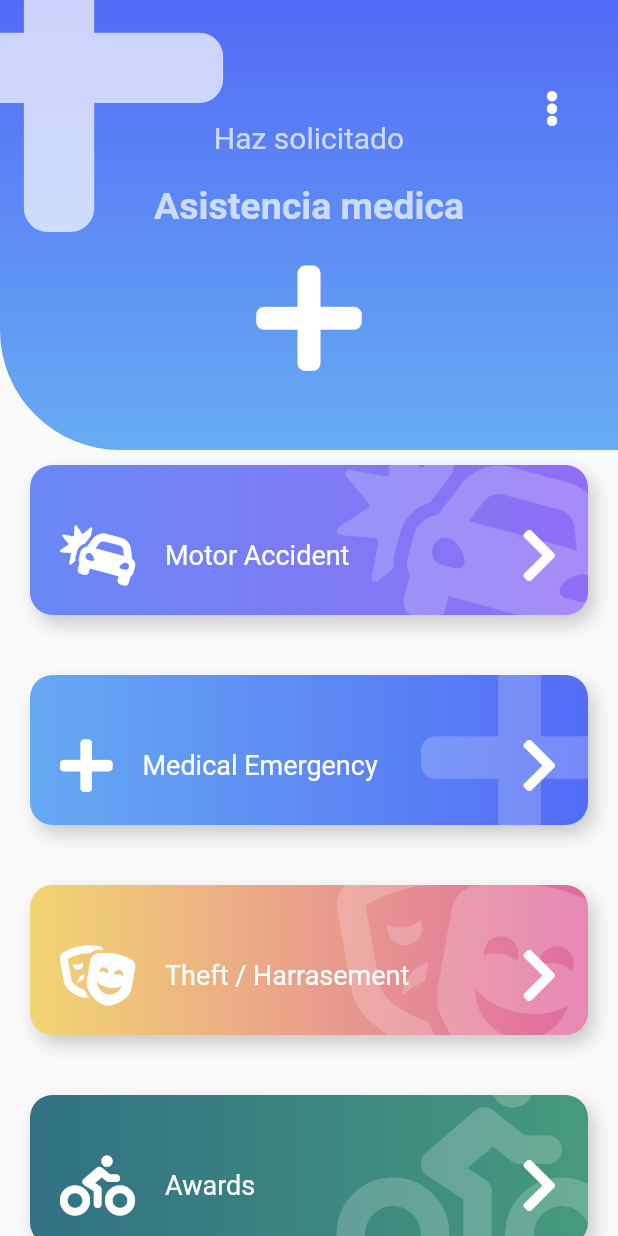
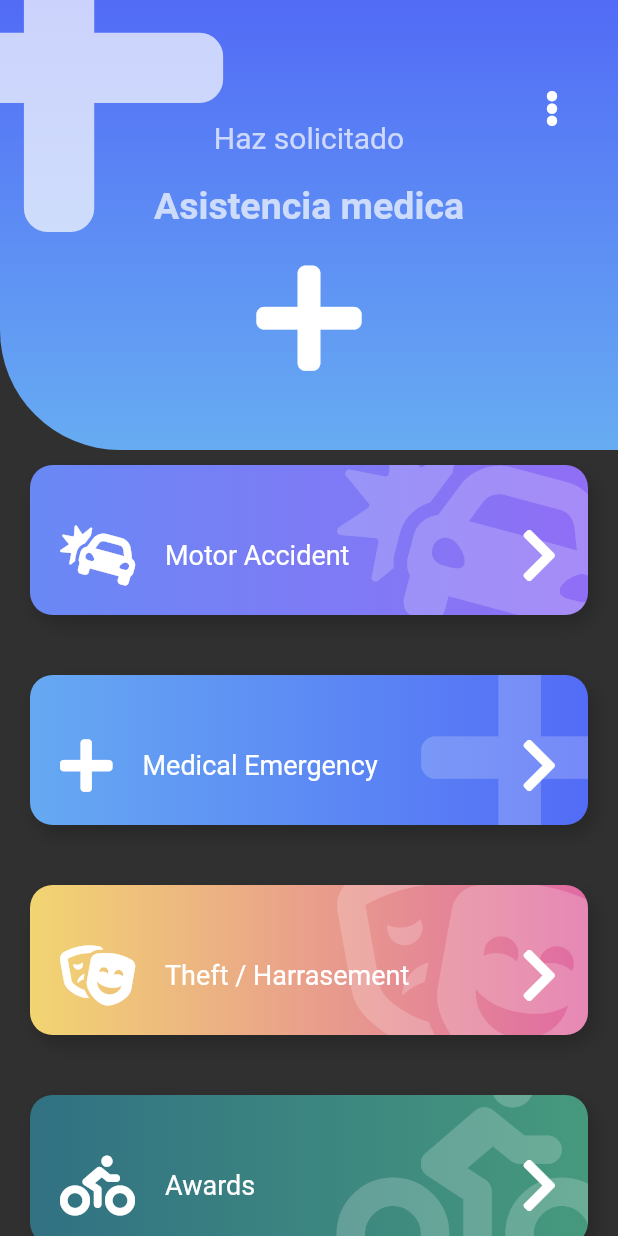
Before and after one commit to edrick27/Pinterest_layout, a Flutter app: the screen it shows after launch, after a tap on "Emergencia", on a phone screen of 412 x 824 dp. Run offline on Flutter 3.47's test engine with Material 2 defaults, Android fonts, the phone set to English and light mode, and no system bars; our stand-ins replace animate_do, font_awesome_flutter.

Commit message:
create themeChanger

```diff
--- a/lib/main.dart
+++ b/lib/main.dart
@@ -1,16 +1,33 @@
 import 'package:flutter/material.dart';
+import 'package:provider/provider.dart';
+
+
+import 'package:pinterest_layout/src/themes/theme_changer.dart';
 import 'package:pinterest_layout/src/page/launcher_page.dart';
 
 
-void main() => runApp(MyApp());
+void main() => runApp(
+
+  ChangeNotifierProvider(
+    create: (_) => new ThemeChanger(2),
+    child: MyApp()
+  )
+
+);
 
 class MyApp extends StatelessWidget {
+
   @override
   Widget build(BuildContext context) {
+
+    final appTheme = Provider.of<ThemeChanger>(context);
+
     return MaterialApp(
       title: 'Material App',
       debugShowCheckedModeBanner: false,
-      home: LauncherPage()
+      home: LauncherPage(),
+      theme: appTheme.currentTheme
     );
   }
+
 }
--- a/lib/src/page/launcher_page.dart
+++ b/lib/src/page/launcher_page.dart
@@ -1,6 +1,8 @@
 import 'package:flutter/material.dart';
 import 'package:font_awesome_flutter/font_awesome_flutter.dart';
 import 'package:pinterest_layout/src/routes/route.dart';
+import 'package:pinterest_layout/src/themes/theme_changer.dart';
+import 'package:provider/provider.dart';
 
 
 class LauncherPage extends StatelessWidget {
@@ -47,6 +49,8 @@ class _MenuPrincipal extends StatelessWidget {
   @override
   Widget build(BuildContext context) {
 
+    final appTheme = Provider.of<ThemeChanger>(context);
+
     return Drawer(
       child: Container(
         child: Column(
@@ -72,9 +76,9 @@ class _MenuPrincipal extends StatelessWidget {
               leading: Icon(Icons.lightbulb_outline, color: Colors.blue),
               title: Text('Dark Mode'),
               trailing: Switch.adaptive(
-                value: true,
+                value: appTheme.darkTheme,
                 activeColor: Colors.blue,
-                onChanged: (value){}
+                onChanged: (value) => appTheme.darkTheme = value
               ),
             ),
 
@@ -82,9 +86,9 @@ class _MenuPrincipal extends StatelessWidget {
               leading: Icon(Icons.add_to_home_screen, color: Colors.blue),
               title: Text('Custom Theme'),
               trailing: Switch.adaptive(
-                value: true,
+                value: appTheme.customTheme,
                 activeColor: Colors.blue,
-                onChanged: (value){}
+                onChanged: (value) => appTheme.customTheme = value
               ),
             )
           ],
--- /dev/null
+++ b/lib/src/themes/theme_changer.dart
@@ -0,0 +1,63 @@
+import 'package:flutter/material.dart';
+
+class ThemeChanger with ChangeNotifier {
+
+  ThemeChanger(int theme) {
+
+    switch (theme) {
+
+      case 1: //light
+         _customTheme = false;
+        _darkTheme = false;
+        _currentTheme = ThemeData.light();
+        break;
+
+      case 2: //light
+        _darkTheme = true;
+        _customTheme = false;
+        _currentTheme = ThemeData.dark();
+        break;
+
+      case 3: //light
+        _darkTheme = false;
+        _customTheme = true;
+        break;
+
+    }
+
+  }
+
+  bool _darkTheme = false;
+  bool _customTheme = false;
+
+  ThemeData _currentTheme;
+
+  ThemeData get currentTheme => _currentTheme;
+
+
+  bool get darkTheme => _darkTheme;
+
+  set darkTheme(bool value) {
+    _customTheme = false;
+    _darkTheme = value;
+
+    _currentTheme = (value) ? ThemeData.dark() : ThemeData.light();
+
+    notifyListeners();
+  }
+
+  bool get customTheme => _customTheme;
+
+  set customTheme(bool value) {
+     _darkTheme = false;
+    _customTheme = value;
+
+    _currentTheme = (!value) ? ThemeData.dark() : ThemeData.light();
+
+    notifyListeners();
+  }
+
+
+
+
+}
```
